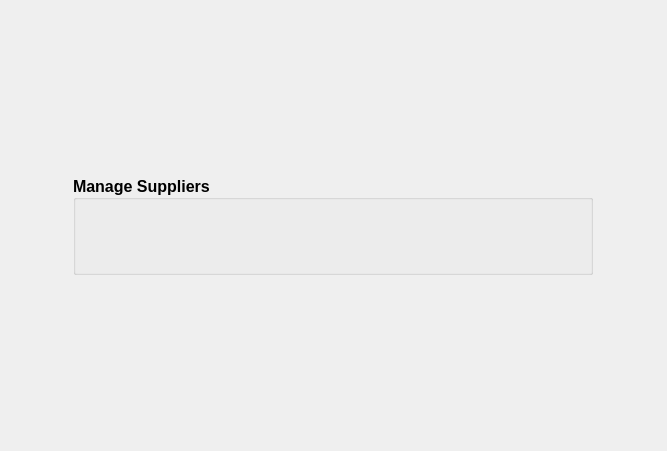
Qt form estorecpp/managesupplierswidget.ui (Watti/estorecpp) before a commit.
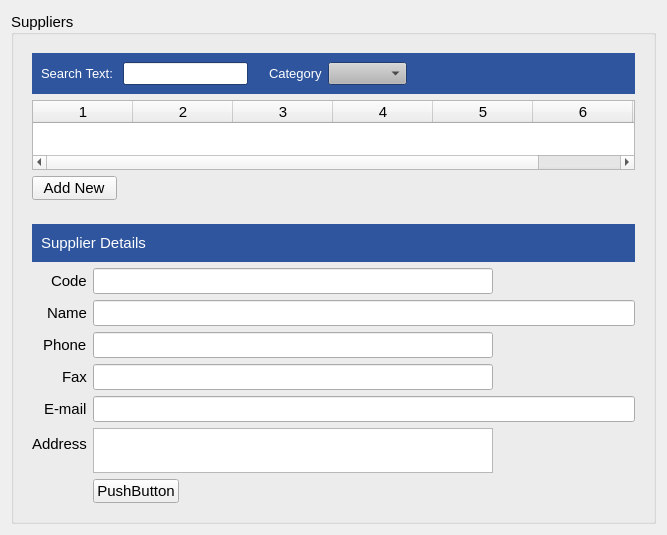
The same form after that commit.

The edit to the form file:
```diff
--- a/estorecpp/managesupplierswidget.ui
+++ b/estorecpp/managesupplierswidget.ui
@@ -7,17 +7,17 @@
     <x>0</x>
     <y>0</y>
     <width>667</width>
-    <height>451</height>
+    <height>535</height>
    </rect>
   </property>
   <property name="windowTitle">
    <string>Form</string>
   </property>
-  <layout class="QGridLayout" name="gridLayout">
-   <item row="0" column="0">
+  <layout class="QVBoxLayout" name="verticalLayout_4">
+   <item>
     <widget class="QGroupBox" name="groupBox">
      <property name="sizePolicy">
-      <sizepolicy hsizetype="Fixed" vsizetype="Fixed">
+      <sizepolicy hsizetype="Preferred" vsizetype="Preferred">
        <horstretch>0</horstretch>
        <verstretch>0</verstretch>
       </sizepolicy>
@@ -36,20 +36,1058 @@
      </property>
      <property name="font">
       <font>
-       <pointsize>12</pointsize>
-       <weight>75</weight>
-       <bold>true</bold>
+       <pointsize>11</pointsize>
+       <weight>50</weight>
+       <bold>false</bold>
       </font>
      </property>
      <property name="layoutDirection">
       <enum>Qt::LeftToRight</enum>
      </property>
      <property name="title">
-      <string>Manage Suppliers</string>
+      <string>Suppliers</string>
      </property>
      <property name="alignment">
       <set>Qt::AlignLeading|Qt::AlignLeft|Qt::AlignVCenter</set>
      </property>
+     <layout class="QVBoxLayout" name="verticalLayout_3">
+      <item>
+       <widget class="QWidget" name="tableArea" native="true">
+        <layout class="QVBoxLayout" name="verticalLayout">
+         <item>
+          <widget class="QWidget" name="widget" native="true">
+           <property name="palette">
+            <palette>
+             <active>
+              <colorrole role="WindowText">
+               <brush brushstyle="SolidPattern">
+                <color alpha="255">
+                 <red>0</red>
+                 <green>0</green>
+                 <blue>0</blue>
+                </color>
+               </brush>
+              </colorrole>
+              <colorrole role="Button">
+               <brush brushstyle="SolidPattern">
+                <color alpha="255">
+                 <red>180</red>
+                 <green>180</green>
+                 <blue>180</blue>
+                </color>
+               </brush>
+              </colorrole>
+              <colorrole role="Light">
+               <brush brushstyle="SolidPattern">
+                <color alpha="255">
+                 <red>255</red>
+                 <green>255</green>
+                 <blue>255</blue>
+                </color>
+               </brush>
+              </colorrole>
+              <colorrole role="Midlight">
+               <brush brushstyle="SolidPattern">
+                <color alpha="255">
+                 <red>217</red>
+                 <green>217</green>
+                 <blue>217</blue>
+                </color>
+               </brush>
+              </colorrole>
+              <colorrole role="Dark">
+               <brush brushstyle="SolidPattern">
+                <color alpha="255">
+                 <red>90</red>
+                 <green>90</green>
+                 <blue>90</blue>
+                </color>
+               </brush>
+              </colorrole>
+              <colorrole role="Mid">
+               <brush brushstyle="SolidPattern">
+                <color alpha="255">
+                 <red>120</red>
+                 <green>120</green>
+                 <blue>120</blue>
+                </color>
+               </brush>
+              </colorrole>
+              <colorrole role="Text">
+               <brush brushstyle="SolidPattern">
+                <color alpha="255">
+                 <red>0</red>
+                 <green>0</green>
+                 <blue>0</blue>
+                </color>
+               </brush>
+              </colorrole>
+              <colorrole role="BrightText">
+               <brush brushstyle="SolidPattern">
+                <color alpha="255">
+                 <red>255</red>
+                 <green>255</green>
+                 <blue>255</blue>
+                </color>
+               </brush>
+              </colorrole>
+              <colorrole role="ButtonText">
+               <brush brushstyle="SolidPattern">
+                <color alpha="255">
+                 <red>0</red>
+                 <green>0</green>
+                 <blue>0</blue>
+                </color>
+               </brush>
+              </colorrole>
+              <colorrole role="Base">
+               <brush brushstyle="SolidPattern">
+                <color alpha="255">
+                 <red>255</red>
+                 <green>255</green>
+                 <blue>255</blue>
+                </color>
+               </brush>
+              </colorrole>
+              <colorrole role="Window">
+               <brush brushstyle="SolidPattern">
+                <color alpha="255">
+                 <red>46</red>
+                 <green>85</green>
+                 <blue>157</blue>
+                </color>
+               </brush>
+              </colorrole>
+              <colorrole role="Shadow">
+               <brush brushstyle="SolidPattern">
+                <color alpha="255">
+                 <red>0</red>
+                 <green>0</green>
+                 <blue>0</blue>
+                </color>
+               </brush>
+              </colorrole>
+              <colorrole role="AlternateBase">
+               <brush brushstyle="SolidPattern">
+                <color alpha="255">
+                 <red>217</red>
+                 <green>217</green>
+                 <blue>217</blue>
+                </color>
+               </brush>
+              </colorrole>
+              <colorrole role="ToolTipBase">
+               <brush brushstyle="SolidPattern">
+                <color alpha="255">
+                 <red>255</red>
+                 <green>255</green>
+                 <blue>220</blue>
+                </color>
+               </brush>
+              </colorrole>
+              <colorrole role="ToolTipText">
+               <brush brushstyle="SolidPattern">
+                <color alpha="255">
+                 <red>0</red>
+                 <green>0</green>
+                 <blue>0</blue>
+                </color>
+               </brush>
+              </colorrole>
+             </active>
+             <inactive>
+              <colorrole role="WindowText">
+               <brush brushstyle="SolidPattern">
+                <color alpha="255">
+                 <red>0</red>
+                 <green>0</green>
+                 <blue>0</blue>
+                </color>
+               </brush>
+              </colorrole>
+              <colorrole role="Button">
+               <brush brushstyle="SolidPattern">
+                <color alpha="255">
+                 <red>180</red>
+                 <green>180</green>
+                 <blue>180</blue>
+                </color>
+               </brush>
+              </colorrole>
+              <colorrole role="Light">
+               <brush brushstyle="SolidPattern">
+                <color alpha="255">
+                 <red>255</red>
+                 <green>255</green>
+                 <blue>255</blue>
+                </color>
+               </brush>
+              </colorrole>
+              <colorrole role="Midlight">
+               <brush brushstyle="SolidPattern">
+                <color alpha="255">
+                 <red>217</red>
+                 <green>217</green>
+                 <blue>217</blue>
+                </color>
+               </brush>
+              </colorrole>
+              <colorrole role="Dark">
+               <brush brushstyle="SolidPattern">
+                <color alpha="255">
+                 <red>90</red>
+                 <green>90</green>
+                 <blue>90</blue>
+                </color>
+               </brush>
+              </colorrole>
+              <colorrole role="Mid">
+               <brush brushstyle="SolidPattern">
+                <color alpha="255">
+                 <red>120</red>
+                 <green>120</green>
+                 <blue>120</blue>
+                </color>
+               </brush>
+              </colorrole>
+              <colorrole role="Text">
+               <brush brushstyle="SolidPattern">
+                <color alpha="255">
+                 <red>0</red>
+                 <green>0</green>
+                 <blue>0</blue>
+                </color>
+               </brush>
+              </colorrole>
+              <colorrole role="BrightText">
+               <brush brushstyle="SolidPattern">
+                <color alpha="255">
+                 <red>255</red>
+                 <green>255</green>
+                 <blue>255</blue>
+                </color>
+               </brush>
+              </colorrole>
+              <colorrole role="ButtonText">
+               <brush brushstyle="SolidPattern">
+                <color alpha="255">
+                 <red>0</red>
+                 <green>0</green>
+                 <blue>0</blue>
+                </color>
+               </brush>
+              </colorrole>
+              <colorrole role="Base">
+               <brush brushstyle="SolidPattern">
+                <color alpha="255">
+                 <red>255</red>
+                 <green>255</green>
+                 <blue>255</blue>
+                </color>
+               </brush>
+              </colorrole>
+              <colorrole role="Window">
+               <brush brushstyle="SolidPattern">
+                <color alpha="255">
+                 <red>46</red>
+                 <green>85</green>
+                 <blue>157</blue>
+                </color>
+               </brush>
+              </colorrole>
+              <colorrole role="Shadow">
+               <brush brushstyle="SolidPattern">
+                <color alpha="255">
+                 <red>0</red>
+                 <green>0</green>
+                 <blue>0</blue>
+                </color>
+               </brush>
+              </colorrole>
+              <colorrole role="AlternateBase">
+               <brush brushstyle="SolidPattern">
+                <color alpha="255">
+                 <red>217</red>
+                 <green>217</green>
+                 <blue>217</blue>
+                </color>
+               </brush>
+              </colorrole>
+              <colorrole role="ToolTipBase">
+               <brush brushstyle="SolidPattern">
+                <color alpha="255">
+                 <red>255</red>
+                 <green>255</green>
+                 <blue>220</blue>
+                </color>
+               </brush>
+              </colorrole>
+              <colorrole role="ToolTipText">
+               <brush brushstyle="SolidPattern">
+                <color alpha="255">
+                 <red>0</red>
+                 <green>0</green>
+                 <blue>0</blue>
+                </color>
+               </brush>
+              </colorrole>
+             </inactive>
+             <disabled>
+              <colorrole role="WindowText">
+               <brush brushstyle="SolidPattern">
+                <color alpha="255">
+                 <red>90</red>
+                 <green>90</green>
+                 <blue>90</blue>
+                </color>
+               </brush>
+              </colorrole>
+              <colorrole role="Button">
+               <brush brushstyle="SolidPattern">
+                <color alpha="255">
+                 <red>180</red>
+                 <green>180</green>
+                 <blue>180</blue>
+                </color>
+               </brush>
+              </colorrole>
+              <colorrole role="Light">
+               <brush brushstyle="SolidPattern">
+                <color alpha="255">
+                 <red>255</red>
+                 <green>255</green>
+                 <blue>255</blue>
+                </color>
+               </brush>
+              </colorrole>
+              <colorrole role="Midlight">
+               <brush brushstyle="SolidPattern">
+                <color alpha="255">
+                 <red>217</red>
+                 <green>217</green>
+                 <blue>217</blue>
+                </color>
+               </brush>
+              </colorrole>
+              <colorrole role="Dark">
+               <brush brushstyle="SolidPattern">
+                <color alpha="255">
+                 <red>90</red>
+                 <green>90</green>
+                 <blue>90</blue>
+                </color>
+               </brush>
+              </colorrole>
+              <colorrole role="Mid">
+               <brush brushstyle="SolidPattern">
+                <color alpha="255">
+                 <red>120</red>
+                 <green>120</green>
+                 <blue>120</blue>
+                </color>
+               </brush>
+              </colorrole>
+              <colorrole role="Text">
+               <brush brushstyle="SolidPattern">
+                <color alpha="255">
+                 <red>90</red>
+                 <green>90</green>
+                 <blue>90</blue>
+                </color>
+               </brush>
+              </colorrole>
+              <colorrole role="BrightText">
+               <brush brushstyle="SolidPattern">
+                <color alpha="255">
+                 <red>255</red>
+                 <green>255</green>
+                 <blue>255</blue>
+                </color>
+               </brush>
+              </colorrole>
+              <colorrole role="ButtonText">
+               <brush brushstyle="SolidPattern">
+                <color alpha="255">
+                 <red>90</red>
+                 <green>90</green>
+                 <blue>90</blue>
+                </color>
+               </brush>
+              </colorrole>
+              <colorrole role="Base">
+               <brush brushstyle="SolidPattern">
+                <color alpha="255">
+                 <red>46</red>
+                 <green>85</green>
+                 <blue>157</blue>
+                </color>
+               </brush>
+              </colorrole>
+              <colorrole role="Window">
+               <brush brushstyle="SolidPattern">
+                <color alpha="255">
+                 <red>46</red>
+                 <green>85</green>
+                 <blue>157</blue>
+                </color>
+               </brush>
+              </colorrole>
+              <colorrole role="Shadow">
+               <brush brushstyle="SolidPattern">
+                <color alpha="255">
+                 <red>0</red>
+                 <green>0</green>
+                 <blue>0</blue>
+                </color>
+               </brush>
+              </colorrole>
+              <colorrole role="AlternateBase">
+               <brush brushstyle="SolidPattern">
+                <color alpha="255">
+                 <red>180</red>
+                 <green>180</green>
+                 <blue>180</blue>
+                </color>
+               </brush>
+              </colorrole>
+              <colorrole role="ToolTipBase">
+               <brush brushstyle="SolidPattern">
+                <color alpha="255">
+                 <red>255</red>
+                 <green>255</green>
+                 <blue>220</blue>
+                </color>
+               </brush>
+              </colorrole>
+              <colorrole role="ToolTipText">
+               <brush brushstyle="SolidPattern">
+                <color alpha="255">
+                 <red>0</red>
+                 <green>0</green>
+                 <blue>0</blue>
+                </color>
+               </brush>
+              </colorrole>
+             </disabled>
+            </palette>
+           </property>
+           <property name="font">
+            <font>
+             <pointsize>10</pointsize>
+            </font>
+           </property>
+           <property name="autoFillBackground">
+            <bool>true</bool>
+           </property>
+           <layout class="QHBoxLayout" name="horizontalLayout_4">
+            <item>
+             <widget class="QLabel" name="label_8">
+              <property name="palette">
+               <palette>
+                <active>
+                 <colorrole role="WindowText">
+                  <brush brushstyle="SolidPattern">
+                   <color alpha="255">
+                    <red>255</red>
+                    <green>255</green>
+                    <blue>255</blue>
+                   </color>
+                  </brush>
+                 </colorrole>
+                </active>
+                <inactive>
+                 <colorrole role="WindowText">
+                  <brush brushstyle="SolidPattern">
+                   <color alpha="255">
+                    <red>255</red>
+                    <green>255</green>
+                    <blue>255</blue>
+                   </color>
+                  </brush>
+                 </colorrole>
+                </inactive>
+                <disabled>
+                 <colorrole role="WindowText">
+                  <brush brushstyle="SolidPattern">
+                   <color alpha="255">
+                    <red>90</red>
+                    <green>90</green>
+                    <blue>90</blue>
+                   </color>
+                  </brush>
+                 </colorrole>
+                </disabled>
+               </palette>
+              </property>
+              <property name="text">
+               <string>Search Text: </string>
+              </property>
+             </widget>
+            </item>
+            <item>
+             <widget class="QLineEdit" name="searchTextBox">
+              <property name="sizePolicy">
+               <sizepolicy hsizetype="Minimum" vsizetype="Fixed">
+                <horstretch>0</horstretch>
+                <verstretch>0</verstretch>
+               </sizepolicy>
+              </property>
+             </widget>
+            </item>
+            <item>
+             <spacer name="horizontalSpacer_4">
+              <property name="orientation">
+               <enum>Qt::Horizontal</enum>
+              </property>
+              <property name="sizeType">
+               <enum>QSizePolicy::Fixed</enum>
+              </property>
+              <property name="sizeHint" stdset="0">
+               <size>
+                <width>15</width>
+                <height>20</height>
+               </size>
+              </property>
+             </spacer>
+            </item>
+            <item>
+             <widget class="QLabel" name="label_9">
+              <property name="palette">
+               <palette>
+                <active>
+                 <colorrole role="WindowText">
+                  <brush brushstyle="SolidPattern">
+                   <color alpha="255">
+                    <red>255</red>
+                    <green>255</green>
+                    <blue>255</blue>
+                   </color>
+                  </brush>
+                 </colorrole>
+                </active>
+                <inactive>
+                 <colorrole role="WindowText">
+                  <brush brushstyle="SolidPattern">
+                   <color alpha="255">
+                    <red>255</red>
+                    <green>255</green>
+                    <blue>255</blue>
+                   </color>
+                  </brush>
+                 </colorrole>
+                </inactive>
+                <disabled>
+                 <colorrole role="WindowText">
+                  <brush brushstyle="SolidPattern">
+                   <color alpha="255">
+                    <red>90</red>
+                    <green>90</green>
+                    <blue>90</blue>
+                   </color>
+                  </brush>
+                 </colorrole>
+                </disabled>
+               </palette>
+              </property>
+              <property name="text">
+               <string>Category</string>
+              </property>
+             </widget>
+            </item>
+            <item>
+             <widget class="QComboBox" name="categoryComboBox">
+              <property name="currentText">
+               <string/>
+              </property>
+             </widget>
+            </item>
+            <item>
+             <spacer name="horizontalSpacer_6">
+              <property name="orientation">
+               <enum>Qt::Horizontal</enum>
+              </property>
+              <property name="sizeType">
+               <enum>QSizePolicy::MinimumExpanding</enum>
+              </property>
+              <property name="sizeHint" stdset="0">
+               <size>
+                <width>36</width>
+                <height>20</height>
+               </size>
+              </property>
+             </spacer>
+            </item>
+           </layout>
+          </widget>
+         </item>
+         <item>
+          <widget class="QTableWidget" name="tableWidget">
+           <property name="columnCount">
+            <number>7</number>
+           </property>
+           <column/>
+           <column/>
+           <column/>
+           <column/>
+           <column/>
+           <column/>
+           <column/>
+          </widget>
+         </item>
+         <item>
+          <layout class="QHBoxLayout" name="horizontalLayout">
+           <item>
+            <widget class="QPushButton" name="addNewSupplier">
+             <property name="minimumSize">
+              <size>
+               <width>0</width>
+               <height>24</height>
+              </size>
+             </property>
+             <property name="font">
+              <font>
+               <pointsize>11</pointsize>
+              </font>
+             </property>
+             <property name="text">
+              <string>  Add New  </string>
+             </property>
+            </widget>
+           </item>
+           <item>
+            <spacer name="horizontalSpacer">
+             <property name="orientation">
+              <enum>Qt::Horizontal</enum>
+             </property>
+             <property name="sizeHint" stdset="0">
+              <size>
+               <width>348</width>
+               <height>20</height>
+              </size>
+             </property>
+            </spacer>
+           </item>
+          </layout>
+         </item>
+        </layout>
+       </widget>
+      </item>
+      <item>
+       <widget class="QWidget" name="detailsArea" native="true">
+        <property name="font">
+         <font>
+          <pointsize>11</pointsize>
+         </font>
+        </property>
+        <layout class="QVBoxLayout" name="verticalLayout_2">
+         <item>
+          <widget class="QWidget" name="widget_2" native="true">
+           <property name="palette">
+            <palette>
+             <active>
+              <colorrole role="Base">
+               <brush brushstyle="SolidPattern">
+                <color alpha="255">
+                 <red>255</red>
+                 <green>255</green>
+                 <blue>255</blue>
+                </color>
+               </brush>
+              </colorrole>
+              <colorrole role="Window">
+               <brush brushstyle="SolidPattern">
+                <color alpha="255">
+                 <red>46</red>
+                 <green>85</green>
+                 <blue>157</blue>
+                </color>
+               </brush>
+              </colorrole>
+             </active>
+             <inactive>
+              <colorrole role="Base">
+               <brush brushstyle="SolidPattern">
+                <color alpha="255">
+                 <red>255</red>
+                 <green>255</green>
+                 <blue>255</blue>
+                </color>
+               </brush>
+              </colorrole>
+              <colorrole role="Window">
+               <brush brushstyle="SolidPattern">
+                <color alpha="255">
+                 <red>46</red>
+                 <green>85</green>
+                 <blue>157</blue>
+                </color>
+               </brush>
+              </colorrole>
+             </inactive>
+             <disabled>
+              <colorrole role="Base">
+               <brush brushstyle="SolidPattern">
+                <color alpha="255">
+                 <red>46</red>
+                 <green>85</green>
+                 <blue>157</blue>
+                </color>
+               </brush>
+              </colorrole>
+              <colorrole role="Window">
+               <brush brushstyle="SolidPattern">
+                <color alpha="255">
+                 <red>46</red>
+                 <green>85</green>
+                 <blue>157</blue>
+                </color>
+               </brush>
+              </colorrole>
+             </disabled>
+            </palette>
+           </property>
+           <property name="autoFillBackground">
+            <bool>true</bool>
+           </property>
+           <layout class="QHBoxLayout" name="horizontalLayout_5">
+            <item>
+             <layout class="QHBoxLayout" name="horizontalLayout_2">
+              <item>
+               <widget class="QLabel" name="label">
+                <property name="palette">
+                 <palette>
+                  <active>
+                   <colorrole role="WindowText">
+                    <brush brushstyle="SolidPattern">
+                     <color alpha="255">
+                      <red>255</red>
+                      <green>255</green>
+                      <blue>255</blue>
+                     </color>
+                    </brush>
+                   </colorrole>
+                  </active>
+                  <inactive>
+                   <colorrole role="WindowText">
+                    <brush brushstyle="SolidPattern">
+                     <color alpha="255">
+                      <red>255</red>
+                      <green>255</green>
+                      <blue>255</blue>
+                     </color>
+                    </brush>
+                   </colorrole>
+                  </inactive>
+                  <disabled>
+                   <colorrole role="WindowText">
+                    <brush brushstyle="SolidPattern">
+                     <color alpha="255">
+                      <red>120</red>
+                      <green>120</green>
+                      <blue>120</blue>
+                     </color>
+                    </brush>
+                   </colorrole>
+                  </disabled>
+                 </palette>
+                </property>
+                <property name="font">
+                 <font>
+                  <pointsize>11</pointsize>
+                 </font>
+                </property>
+                <property name="text">
+                 <string>Supplier Details</string>
+                </property>
+               </widget>
+              </item>
+              <item>
+               <spacer name="horizontalSpacer_2">
+                <property name="orientation">
+                 <enum>Qt::Horizontal</enum>
+                </property>
+                <property name="sizeHint" stdset="0">
+                 <size>
+                  <width>388</width>
+                  <height>20</height>
+                 </size>
+                </property>
+               </spacer>
+              </item>
+             </layout>
+            </item>
+           </layout>
+          </widget>
+         </item>
+         <item>
+          <layout class="QFormLayout" name="formLayout">
+           <property name="labelAlignment">
+            <set>Qt::AlignRight|Qt::AlignTrailing|Qt::AlignVCenter</set>
+           </property>
+           <item row="0" column="0">
+            <widget class="QLabel" name="label_2">
+             <property name="font">
+              <font>
+               <pointsize>11</pointsize>
+              </font>
+             </property>
+             <property name="layoutDirection">
+              <enum>Qt::LeftToRight</enum>
+             </property>
+             <property name="text">
+              <string>Code</string>
+             </property>
+             <property name="alignment">
+              <set>Qt::AlignLeading|Qt::AlignLeft|Qt::AlignVCenter</set>
+             </property>
+            </widget>
+           </item>
+           <item row="0" column="1">
+            <widget class="QLineEdit" name="code">
+             <property name="sizePolicy">
+              <sizepolicy hsizetype="Minimum" vsizetype="Fixed">
+               <horstretch>0</horstretch>
+               <verstretch>0</verstretch>
+              </sizepolicy>
+             </property>
+             <property name="maximumSize">
+              <size>
+               <width>400</width>
+               <height>16777215</height>
+              </size>
+             </property>
+            </widget>
+           </item>
+           <item row="1" column="0">
+            <widget class="QLabel" name="label_3">
+             <property name="font">
+              <font>
+               <pointsize>11</pointsize>
+              </font>
+             </property>
+             <property name="layoutDirection">
+              <enum>Qt::LeftToRight</enum>
+             </property>
+             <property name="text">
+              <string>Name</string>
+             </property>
+             <property name="alignment">
+              <set>Qt::AlignLeading|Qt::AlignLeft|Qt::AlignVCenter</set>
+             </property>
+            </widget>
+           </item>
+           <item row="1" column="1">
+            <widget class="QLineEdit" name="name">
+             <property name="sizePolicy">
+              <sizepolicy hsizetype="Minimum" vsizetype="Fixed">
+               <horstretch>0</horstretch>
+               <verstretch>0</verstretch>
+              </sizepolicy>
+             </property>
+             <property name="maximumSize">
+              <size>
+               <width>600</width>
+               <height>16777215</height>
+              </size>
+             </property>
+            </widget>
+           </item>
+           <item row="2" column="0">
+            <widget class="QLabel" name="label_4">
+             <property name="font">
+              <font>
+               <pointsize>11</pointsize>
+              </font>
+             </property>
+             <property name="layoutDirection">
+              <enum>Qt::LeftToRight</enum>
+             </property>
+             <property name="text">
+              <string>Phone</string>
+             </property>
+             <property name="alignment">
+              <set>Qt::AlignLeading|Qt::AlignLeft|Qt::AlignVCenter</set>
+             </property>
+            </widget>
+           </item>
+           <item row="2" column="1">
+            <widget class="QLineEdit" name="phone">
+             <property name="sizePolicy">
+              <sizepolicy hsizetype="Minimum" vsizetype="Fixed">
+               <horstretch>0</horstretch>
+               <verstretch>0</verstretch>
+              </sizepolicy>
+             </property>
+             <property name="maximumSize">
+              <size>
+               <width>400</width>
+               <height>16777215</height>
+              </size>
+             </property>
+             <property name="inputMethodHints">
+              <set>Qt::ImhPreferNumbers</set>
+             </property>
+            </widget>
+           </item>
+           <item row="3" column="0">
+            <widget class="QLabel" name="label_5">
+             <property name="font">
+              <font>
+               <pointsize>11</pointsize>
+              </font>
+             </property>
+             <property name="layoutDirection">
+              <enum>Qt::LeftToRight</enum>
+             </property>
+             <property name="text">
+              <string>Fax</string>
+             </property>
+             <property name="alignment">
+              <set>Qt::AlignLeading|Qt::AlignLeft|Qt::AlignVCenter</set>
+             </property>
+            </widget>
+           </item>
+           <item row="3" column="1">
+            <widget class="QLineEdit" name="fax">
+             <property name="sizePolicy">
+              <sizepolicy hsizetype="Minimum" vsizetype="Fixed">
+               <horstretch>0</horstretch>
+               <verstretch>0</verstretch>
+              </sizepolicy>
+             </property>
+             <property name="maximumSize">
+              <size>
+               <width>400</width>
+               <height>16777215</height>
+              </size>
+             </property>
+             <property name="inputMethodHints">
+              <set>Qt::ImhPreferNumbers</set>
+             </property>
+            </widget>
+           </item>
+           <item row="4" column="0">
+            <widget class="QLabel" name="label_6">
+             <property name="font">
+              <font>
+               <pointsize>11</pointsize>
+              </font>
+             </property>
+             <property name="layoutDirection">
+              <enum>Qt::LeftToRight</enum>
+             </property>
+             <property name="text">
+              <string>E-mail</string>
+             </property>
+             <property name="alignment">
+              <set>Qt::AlignLeading|Qt::AlignLeft|Qt::AlignVCenter</set>
+             </property>
+            </widget>
+           </item>
+           <item row="4" column="1">
+            <widget class="QLineEdit" name="email">
+             <property name="sizePolicy">
+              <sizepolicy hsizetype="Minimum" vsizetype="Fixed">
+               <horstretch>0</horstretch>
+               <verstretch>0</verstretch>
+              </sizepolicy>
+             </property>
+             <property name="maximumSize">
+              <size>
+               <width>600</width>
+               <height>16777215</height>
+              </size>
+             </property>
+            </widget>
+           </item>
+           <item row="5" column="0">
+            <widget class="QLabel" name="label_7">
+             <property name="font">
+              <font>
+               <pointsize>11</pointsize>
+              </font>
+             </property>
+             <property name="layoutDirection">
+              <enum>Qt::LeftToRight</enum>
+             </property>
+             <property name="text">
+              <string>Address</string>
+             </property>
+             <property name="alignment">
+              <set>Qt::AlignLeading|Qt::AlignLeft|Qt::AlignVCenter</set>
+             </property>
+            </widget>
+           </item>
+           <item row="5" column="1">
+            <widget class="QTextEdit" name="address">
+             <property name="sizePolicy">
+              <sizepolicy hsizetype="Minimum" vsizetype="Expanding">
+               <horstretch>0</horstretch>
+               <verstretch>0</verstretch>
+              </sizepolicy>
+             </property>
+             <property name="maximumSize">
+              <size>
+               <width>400</width>
+               <height>16777215</height>
+              </size>
+             </property>
+            </widget>
+           </item>
+           <item row="6" column="0">
+            <spacer name="horizontalSpacer_3">
+             <property name="orientation">
+              <enum>Qt::Horizontal</enum>
+             </property>
+             <property name="sizeHint" stdset="0">
+              <size>
+               <width>40</width>
+               <height>20</height>
+              </size>
+             </property>
+            </spacer>
+           </item>
+           <item row="6" column="1">
+            <layout class="QHBoxLayout" name="horizontalLayout_3">
+             <item>
+              <widget class="QPushButton" name="pushButton">
+               <property name="minimumSize">
+                <size>
+                 <width>0</width>
+                 <height>24</height>
+                </size>
+               </property>
+               <property name="font">
+                <font>
+                 <pointsize>11</pointsize>
+                </font>
+               </property>
+               <property name="text">
+                <string>PushButton</string>
+               </property>
+              </widget>
+             </item>
+             <item>
+              <spacer name="horizontalSpacer_5">
+               <property name="orientation">
+                <enum>Qt::Horizontal</enum>
+               </property>
+               <property name="sizeHint" stdset="0">
+                <size>
+                 <width>40</width>
+                 <height>20</height>
+                </size>
+               </property>
+              </spacer>
+             </item>
+            </layout>
+           </item>
+          </layout>
+         </item>
+        </layout>
+       </widget>
+      </item>
+     </layout>
     </widget>
    </item>
   </layout>
```
